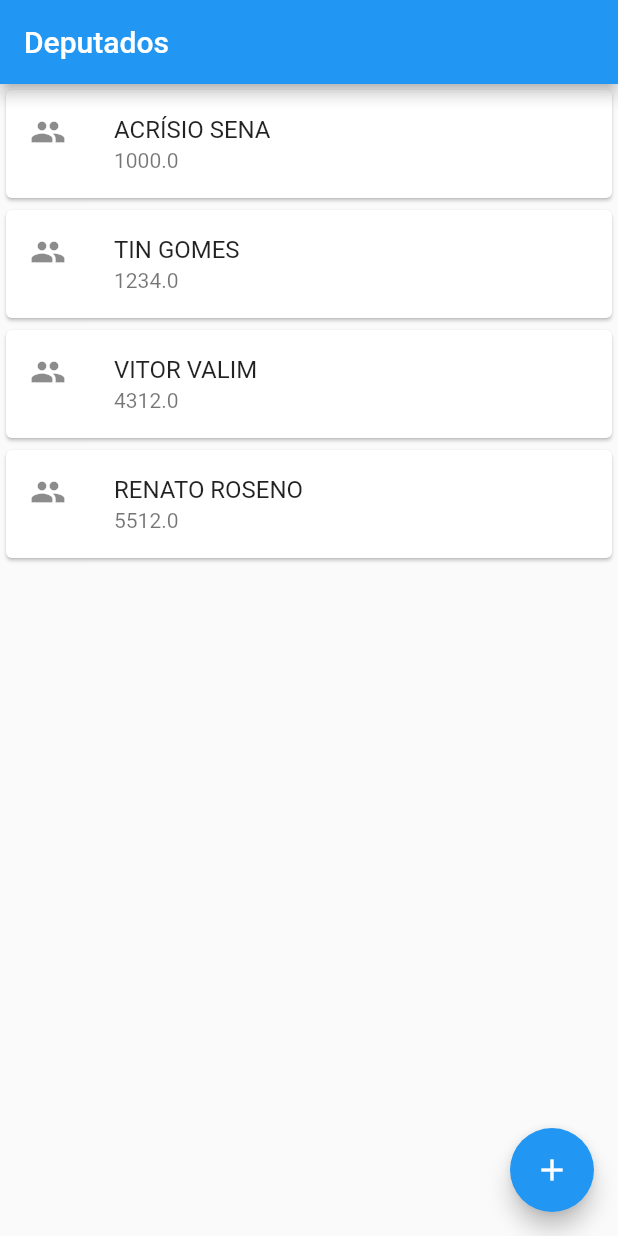
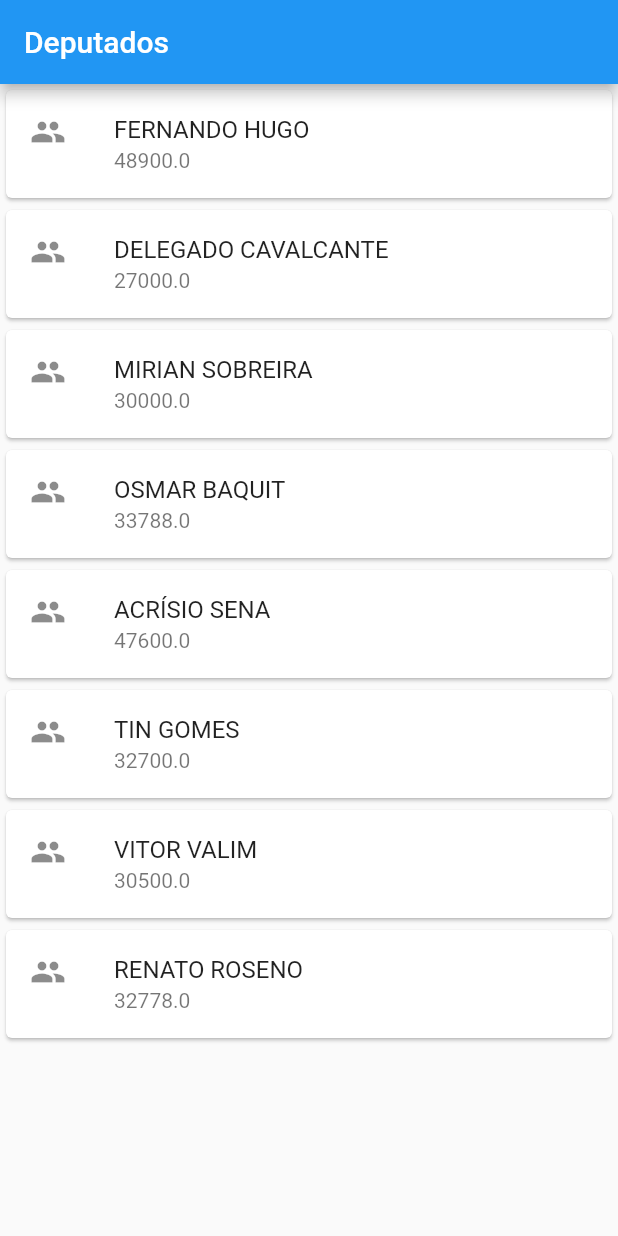
Before and after one commit to luan-prates/meu-deputado, a Flutter app: the screen it shows after launch, on a phone screen of 412 x 824 dp. Run offline on Flutter 3.47's test engine with Material 2 defaults, Android fonts, the phone set to English and light mode, and no system bars.

Commit message:
Feature lista deputados

```diff
--- a/meudeputado/lib/main.dart
+++ b/meudeputado/lib/main.dart
@@ -1,27 +1,34 @@
 import 'package:flutter/material.dart';
 
-void main() => runApp(MaterialApp(
+void main() => runApp(Meudeputadoapp());
+
+class Meudeputadoapp extends StatelessWidget {
+  @override
+  Widget build(BuildContext context) {
+    return MaterialApp(
         home: Scaffold(
             body: ListaDeputados(),
             appBar: AppBar(
               title: Text('Deputados'),
             ),
-        floatingActionButton: FloatingActionButton(
-          child: Icon(Icons.add),
-        )
-    )
         )
     );
+  }
+}
 
 class ListaDeputados extends StatelessWidget {
   @override
   Widget build(BuildContext context) {
     return Column(
       children: <Widget>[
-        ItemDeputado(Deputado('ACRÍSIO SENA', 1000)),
-        ItemDeputado(Deputado('TIN GOMES', 1234)),
-        ItemDeputado(Deputado('VITOR VALIM', 4312)),
-        ItemDeputado(Deputado('RENATO ROSENO', 5512)),
+        ItemDeputado(Deputado('FERNANDO HUGO', 48900.00)),
+        ItemDeputado(Deputado('DELEGADO CAVALCANTE', 27000.00)),
+        ItemDeputado(Deputado('MIRIAN SOBREIRA', 30000.00)),
+        ItemDeputado(Deputado('OSMAR BAQUIT', 33788.00)),
+        ItemDeputado(Deputado('ACRÍSIO SENA', 47600.00)),
+        ItemDeputado(Deputado('TIN GOMES', 32700.00)),
+        ItemDeputado(Deputado('VITOR VALIM', 30500.00)),
+        ItemDeputado(Deputado('RENATO ROSENO', 32778.00)),
       ],
     );
   }
@@ -41,10 +48,10 @@ class ItemDeputado extends StatelessWidget{
         title: Text(_deputado.nome.toString()),
         subtitle: Text(_deputado.valor.toString()),
 
+
       ),
     );
   }
-
 }
 
 class Deputado {
```
Lines whose indentation alone changed are shown as unchanged.
